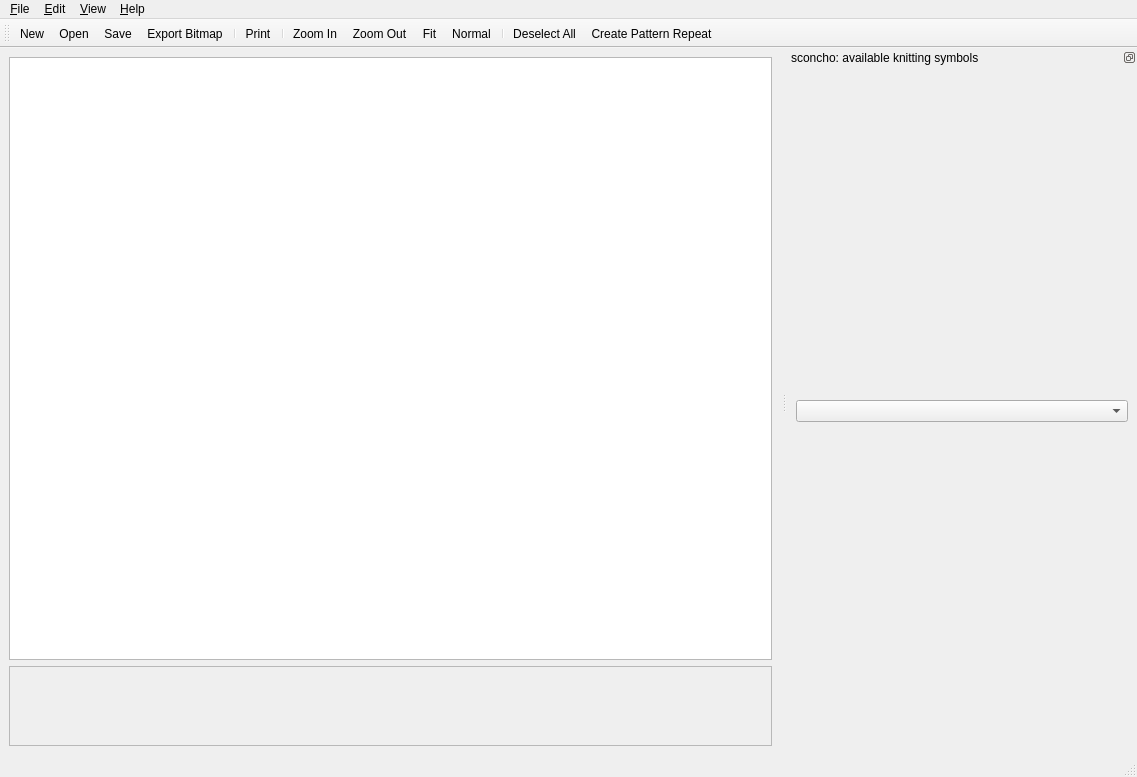
haskelladdict/sconcho, file sconcho/gui/ui/main_window.ui: the form before one commit.
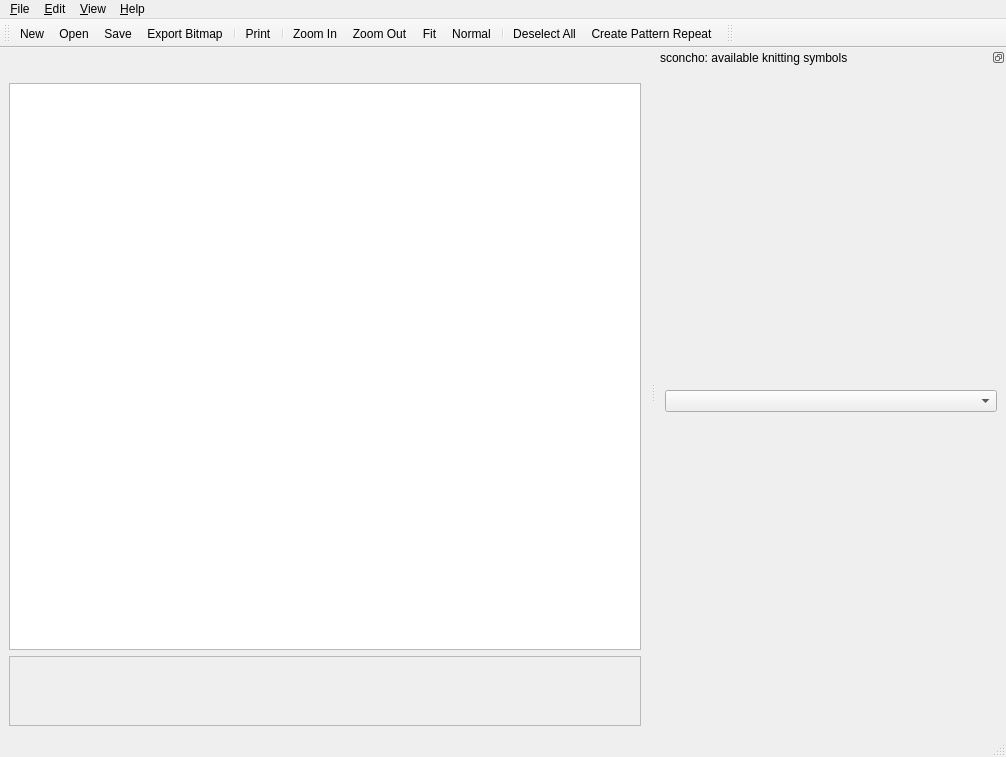
The form after the commit. Icons and pictures are not drawn. Custom widgets are drawn as their Qt base class.

What changed in the file:
```diff
--- a/sconcho/gui/ui/main_window.ui
+++ b/sconcho/gui/ui/main_window.ui
@@ -6,8 +6,8 @@
    <rect>
     <x>0</x>
     <y>0</y>
-    <width>1137</width>
-    <height>777</height>
+    <width>1006</width>
+    <height>757</height>
    </rect>
   </property>
   <property name="windowTitle">
@@ -18,15 +18,33 @@
     <normaloff>:/icons/sconcho_icon.png</normaloff>:/icons/sconcho_icon.png</iconset>
   </property>
   <widget class="QWidget" name="centralwidget">
-   <layout class="QHBoxLayout" name="horizontalLayout_2">
+   <layout class="QVBoxLayout" name="verticalLayout_5">
     <item>
-     <layout class="QVBoxLayout" name="verticalLayout">
+     <layout class="QHBoxLayout" name="horizontalLayout">
+      <item>
+       <widget class="ActiveSymbolWidget" name="activeSymbolWidget" native="true"/>
+      </item>
+      <item>
+       <spacer name="horizontalSpacer">
+        <property name="orientation">
+         <enum>Qt::Horizontal</enum>
+        </property>
+        <property name="sizeHint" stdset="0">
+         <size>
+          <width>40</width>
+          <height>20</height>
+         </size>
+        </property>
+       </spacer>
+      </item>
+     </layout>
+    </item>
       <item>
        <widget class="PatternView" name="graphicsView">
         <property name="sizePolicy">
          <sizepolicy hsizetype="Preferred" vsizetype="Preferred">
           <horstretch>0</horstretch>
-          <verstretch>20</verstretch>
+        <verstretch>1</verstretch>
          </sizepolicy>
         </property>
         <property name="minimumSize">
@@ -42,18 +60,6 @@
       </item>
       <item>
        <widget class="QScrollArea" name="scrollArea">
-        <property name="sizePolicy">
-         <sizepolicy hsizetype="Preferred" vsizetype="Preferred">
-          <horstretch>0</horstretch>
-          <verstretch>1</verstretch>
-         </sizepolicy>
-        </property>
-        <property name="minimumSize">
-         <size>
-          <width>0</width>
-          <height>80</height>
-         </size>
-        </property>
         <property name="widgetResizable">
          <bool>true</bool>
         </property>
@@ -62,15 +68,17 @@
           <rect>
            <x>0</x>
            <y>0</y>
-           <width>757</width>
-           <height>76</height>
-          </rect>
-         </property>
-         <layout class="QHBoxLayout" name="horizontalLayout"/>
-        </widget>
-       </widget>
-      </item>
-     </layout>
+         <width>628</width>
+         <height>90</height>
+        </rect>
+       </property>
+       <layout class="QVBoxLayout" name="verticalLayout_4">
+        <item>
+         <widget class="ColorWidget" name="colorWidget" native="true"/>
+        </item>
+       </layout>
+      </widget>
+     </widget>
     </item>
    </layout>
   </widget>
@@ -79,7 +87,7 @@
     <rect>
      <x>0</x>
      <y>0</y>
-     <width>1137</width>
+     <width>1006</width>
      <height>30</height>
     </rect>
    </property>
@@ -213,6 +221,17 @@
    <addaction name="actionUnselect_All"/>
    <addaction name="actionCreate_Pattern_Repeat"/>
   </widget>
+  <widget class="QToolBar" name="toolBar_2">
+   <property name="windowTitle">
+    <string>toolBar_2</string>
+   </property>
+   <attribute name="toolBarArea">
+    <enum>TopToolBarArea</enum>
+   </attribute>
+   <attribute name="toolBarBreak">
+    <bool>false</bool>
+   </attribute>
+  </widget>
   <action name="actionAbout_sconcho">
    <property name="icon">
     <iconset resource="../icons.qrc">
@@ -551,6 +570,18 @@
    <extends>QGraphicsView</extends>
    <header>pattern_view.h</header>
   </customwidget>
+  <customwidget>
+   <class>ActiveSymbolWidget</class>
+   <extends>QWidget</extends>
+   <header>active_symbol_widget.h</header>
+   <container>1</container>
+  </customwidget>
+  <customwidget>
+   <class>ColorWidget</class>
+   <extends>QWidget</extends>
+   <header>color_widget.h</header>
+   <container>1</container>
+  </customwidget>
  </customwidgets>
  <resources>
   <include location="../icons.qrc"/>
```
Left out of the diff: 2 changed lines with no effect on the pictures. Lines whose indentation alone changed are shown as unchanged.
